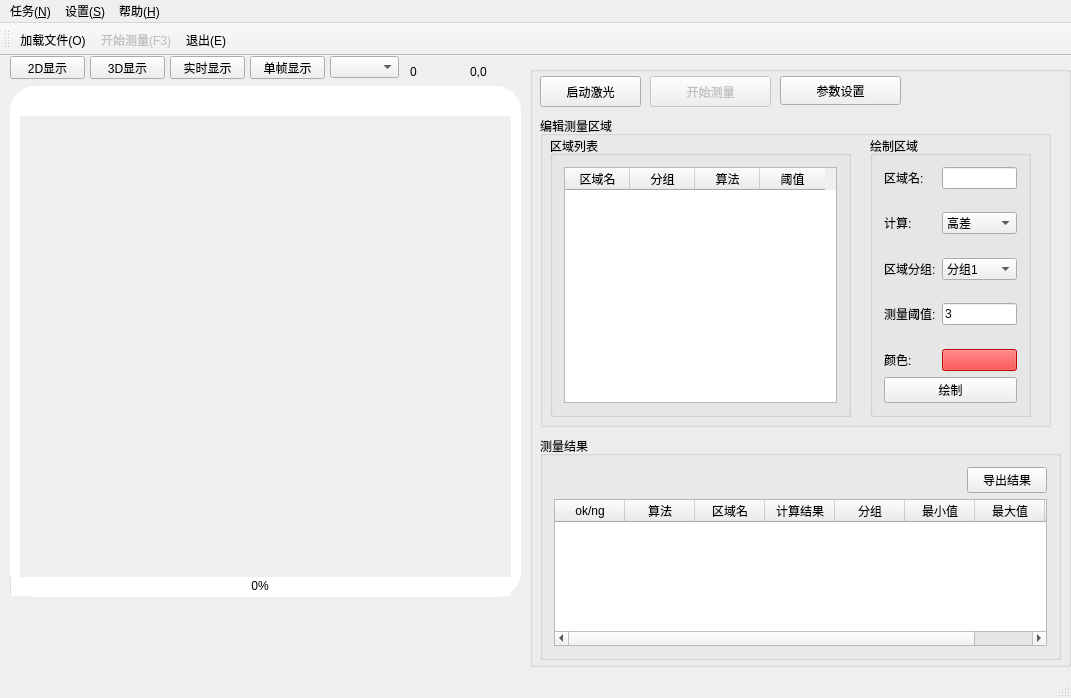
Qt form mainwindow.ui (kof98765/scanControl) before a commit.
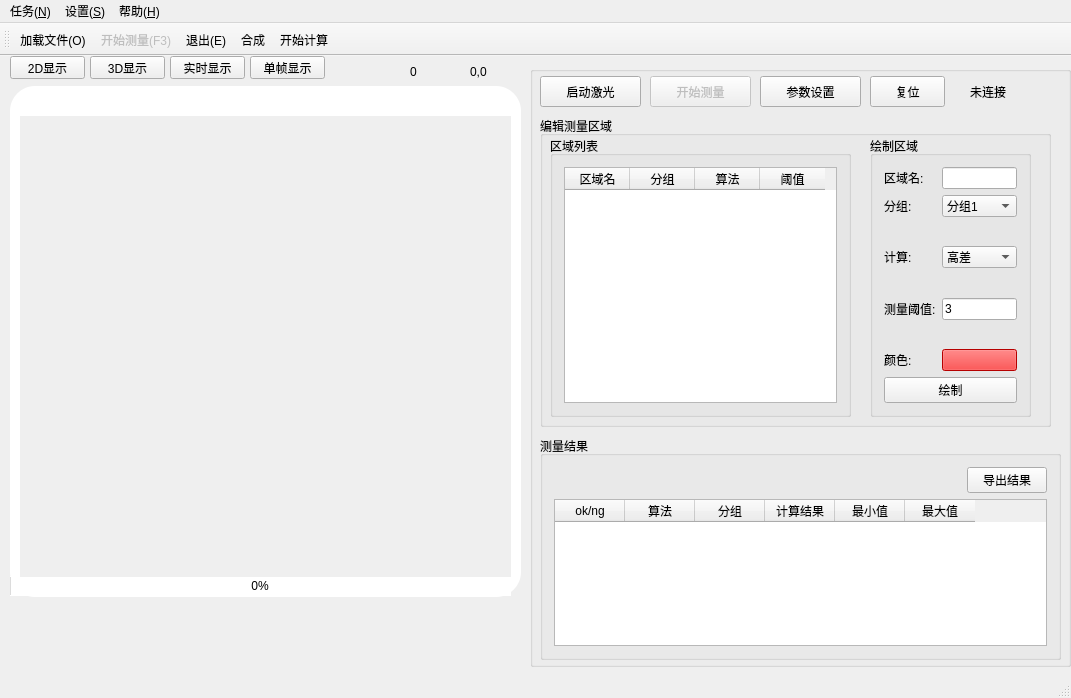
The same form after that commit. Icons and pictures are not drawn.

Commit message: 添加了定位与搜索接口,放大缩小移动的逻辑修改,3D图像的合成,图像显示分辨率的调整等

What changed in the file:
```diff
--- a/mainwindow.ui
+++ b/mainwindow.ui
@@ -46,7 +46,7 @@
       <rect>
        <x>120</x>
        <y>10</y>
-       <width>121</width>
+       <width>101</width>
        <height>31</height>
       </rect>
      </property>
@@ -73,10 +73,10 @@
     <widget class="QPushButton" name="settings">
      <property name="geometry">
       <rect>
-       <x>250</x>
+       <x>230</x>
        <y>10</y>
-       <width>121</width>
-       <height>29</height>
+       <width>101</width>
+       <height>31</height>
       </rect>
      </property>
      <property name="styleSheet">
@@ -162,21 +162,16 @@
           <string>算法</string>
          </property>
         </column>
-        <column>
-         <property name="text">
-          <string>区域名</string>
-         </property>
-        </column>
-        <column>
-         <property name="text">
-          <string>计算结果</string>
-         </property>
-        </column>
         <column>
          <property name="text">
           <string>分组</string>
          </property>
         </column>
+        <column>
+         <property name="text">
+          <string>计算结果</string>
+         </property>
+        </column>
         <column>
          <property name="text">
           <string>最小值</string>
@@ -187,11 +182,6 @@
           <string>最大值</string>
          </property>
         </column>
-        <column>
-         <property name="text">
-          <string>位置</string>
-         </property>
-        </column>
        </widget>
       </item>
      </layout>
@@ -243,27 +233,27 @@
          <item row="0" column="1">
           <widget class="QLineEdit" name="roiName"/>
          </item>
-         <item row="1" column="0">
-          <spacer name="verticalSpacer_2">
-           <property name="orientation">
-            <enum>Qt::Vertical</enum>
-           </property>
-           <property name="sizeHint" stdset="0">
-            <size>
-             <width>20</width>
-             <height>40</height>
-            </size>
-           </property>
-          </spacer>
-         </item>
          <item row="2" column="0">
+          <spacer name="verticalSpacer_2">
+           <property name="orientation">
+            <enum>Qt::Vertical</enum>
+           </property>
+           <property name="sizeHint" stdset="0">
+            <size>
+             <width>20</width>
+             <height>40</height>
+            </size>
+           </property>
+          </spacer>
+         </item>
+         <item row="3" column="0">
           <widget class="QLabel" name="label_6">
            <property name="text">
             <string>计算:</string>
            </property>
           </widget>
          </item>
-         <item row="2" column="1">
+         <item row="3" column="1">
           <widget class="QComboBox" name="func">
            <item>
             <property name="text">
@@ -277,79 +267,7 @@
            </item>
           </widget>
          </item>
-         <item row="3" column="0">
-          <spacer name="verticalSpacer_4">
-           <property name="orientation">
-            <enum>Qt::Vertical</enum>
-           </property>
-           <property name="sizeHint" stdset="0">
-            <size>
-             <width>20</width>
-             <height>40</height>
-            </size>
-           </property>
-          </spacer>
-         </item>
          <item row="4" column="0">
-          <widget class="QLabel" name="label_4">
-           <property name="text">
-            <string>区域分组:</string>
-           </property>
-          </widget>
-         </item>
-         <item row="4" column="1">
-          <widget class="QComboBox" name="team">
-           <property name="layoutDirection">
-            <enum>Qt::LeftToRight</enum>
-           </property>
-           <item>
-            <property name="text">
-             <string>分组1</string>
-            </property>
-           </item>
-           <item>
-            <property name="text">
-             <string>分组2</string>
-            </property>
-           </item>
-           <item>
-            <property name="text">
-             <string>分组3</string>
-            </property>
-           </item>
-           <item>
-            <property name="text">
-             <string>分组4</string>
-            </property>
-           </item>
-           <item>
-            <property name="text">
-             <string>分组5</string>
-            </property>
-           </item>
-           <item>
-            <property name="text">
-             <string>分组6</string>
-            </property>
-           </item>
-           <item>
-            <property name="text">
-             <string>分组7</string>
-            </property>
-           </item>
-           <item>
-            <property name="text">
-             <string>分组8</string>
-            </property>
-           </item>
-           <item>
-            <property name="text">
-             <string>分组9</string>
-            </property>
-           </item>
-          </widget>
-         </item>
-         <item row="5" column="0">
           <spacer name="verticalSpacer_3">
            <property name="orientation">
             <enum>Qt::Vertical</enum>
@@ -362,41 +280,41 @@
            </property>
           </spacer>
          </item>
-         <item row="6" column="0">
+         <item row="5" column="0">
           <widget class="QLabel" name="label">
            <property name="text">
             <string>测量阈值:</string>
            </property>
           </widget>
          </item>
-         <item row="6" column="1">
+         <item row="5" column="1">
           <widget class="QLineEdit" name="limitValue">
            <property name="text">
             <string>3</string>
            </property>
           </widget>
          </item>
-         <item row="8" column="0">
+         <item row="6" column="0">
+          <spacer name="verticalSpacer">
+           <property name="orientation">
+            <enum>Qt::Vertical</enum>
+           </property>
+           <property name="sizeHint" stdset="0">
+            <size>
+             <width>20</width>
+             <height>40</height>
+            </size>
+           </property>
+          </spacer>
+         </item>
+         <item row="7" column="0">
           <widget class="QLabel" name="label_3">
            <property name="text">
             <string>颜色:</string>
            </property>
           </widget>
          </item>
-         <item row="7" column="0">
-          <spacer name="verticalSpacer">
-           <property name="orientation">
-            <enum>Qt::Vertical</enum>
-           </property>
-           <property name="sizeHint" stdset="0">
-            <size>
-             <width>20</width>
-             <height>40</height>
-            </size>
-           </property>
-          </spacer>
-         </item>
-         <item row="8" column="1">
+         <item row="7" column="1">
           <widget class="QPushButton" name="roiColor">
            <property name="autoFillBackground">
             <bool>false</bool>
@@ -409,6 +327,57 @@
            </property>
           </widget>
          </item>
+         <item row="1" column="0">
+          <widget class="QLabel" name="label_4">
+           <property name="text">
+            <string>分组:</string>
+           </property>
+          </widget>
+         </item>
+         <item row="1" column="1">
+          <widget class="QComboBox" name="team">
+           <item>
+            <property name="text">
+             <string>分组1</string>
+            </property>
+           </item>
+           <item>
+            <property name="text">
+             <string>分组2</string>
+            </property>
+           </item>
+           <item>
+            <property name="text">
+             <string>分组3</string>
+            </property>
+           </item>
+           <item>
+            <property name="text">
+             <string>分组4</string>
+            </property>
+           </item>
+           <item>
+            <property name="text">
+             <string>分组5</string>
+            </property>
+           </item>
+           <item>
+            <property name="text">
+             <string>分组6</string>
+            </property>
+           </item>
+           <item>
+            <property name="text">
+             <string>分组7</string>
+            </property>
+           </item>
+           <item>
+            <property name="text">
+             <string>分组8</string>
+            </property>
+           </item>
+          </widget>
+         </item>
         </layout>
        </item>
       </layout>
@@ -459,6 +428,39 @@
       </layout>
      </widget>
     </widget>
+    <widget class="QLabel" name="connect">
+     <property name="geometry">
+      <rect>
+       <x>440</x>
+       <y>10</y>
+       <width>101</width>
+       <height>31</height>
+      </rect>
+     </property>
+     <property name="styleSheet">
+      <string notr="true">font: 18pt &quot;微软雅黑&quot;;
+</string>
+     </property>
+     <property name="text">
+      <string>未连接</string>
+     </property>
+    </widget>
+    <widget class="QPushButton" name="reset">
+     <property name="geometry">
+      <rect>
+       <x>340</x>
+       <y>10</y>
+       <width>75</width>
+       <height>31</height>
+      </rect>
+     </property>
+     <property name="styleSheet">
+      <string notr="true">font: 75 12pt &quot;微软雅黑&quot;;</string>
+     </property>
+     <property name="text">
+      <string>复位</string>
+     </property>
+    </widget>
    </widget>
    <widget class="QGroupBox" name="view_box">
     <property name="geometry">
@@ -784,16 +786,6 @@
      <string>0,0</string>
     </property>
    </widget>
-   <widget class="QComboBox" name="comboBox">
-    <property name="geometry">
-     <rect>
-      <x>330</x>
-      <y>0</y>
-      <width>69</width>
-      <height>22</height>
-     </rect>
-    </property>
-   </widget>
    <widget class="QWidget" name="horizontalLayoutWidget">
     <property name="geometry">
      <rect>
@@ -837,9 +829,9 @@
     <addaction name="action_init"/>
     <addaction name="action_start"/>
     <addaction name="action"/>
-    <addaction name="action_pointAnalyze"/>
-    <addaction name="actionReset"/>
     <addaction name="actionTest"/>
+    <addaction name="actionReset"/>
+    <addaction name="actionCal"/>
     <addaction name="actionCallback"/>
    </widget>
    <addaction name="menu_2"/>
@@ -867,6 +859,8 @@
    <addaction name="action_Open"/>
    <addaction name="action_start"/>
    <addaction name="action_Quit"/>
+   <addaction name="actionTest"/>
+   <addaction name="actionCal"/>
   </widget>
   <action name="action_Net_Param">
    <property name="icon">
@@ -1000,9 +994,12 @@
     <string>网络测试</string>
    </property>
   </action>
-  <action name="action_pointAnalyze">
+  <action name="actionTest">
    <property name="text">
-    <string>点云分析</string>
+    <string>合成</string>
+   </property>
+   <property name="toolTip">
+    <string>合成</string>
    </property>
   </action>
   <action name="actionReset">
@@ -1010,9 +1007,9 @@
     <string>reset</string>
    </property>
   </action>
-  <action name="actionTest">
+  <action name="actionCal">
    <property name="text">
-    <string>test</string>
+    <string>开始计算</string>
    </property>
   </action>
   <action name="action_init">
```
The commit also changes 62 other files.
